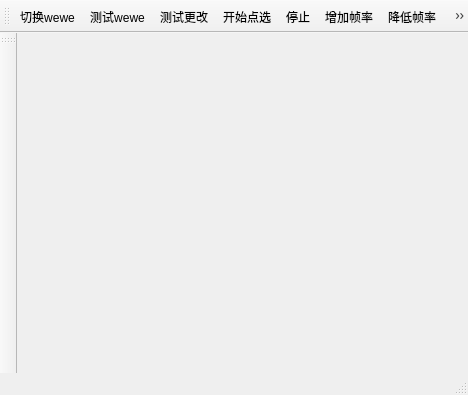
MJYCo-Ltd/Map, file LoadMap/mainwindow.ui: the form before one commit.
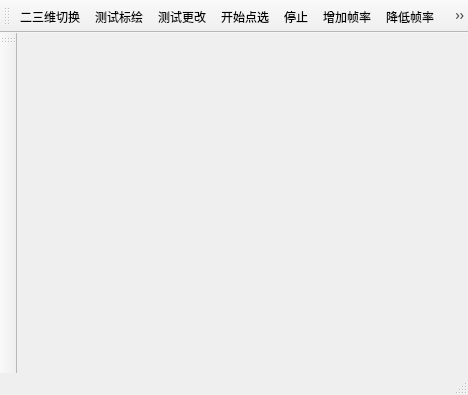
The form after the commit.

```diff
--- a/LoadMap/mainwindow.ui
+++ b/LoadMap/mainwindow.ui
@@ -54,7 +54,7 @@
   </widget>
   <action name="actionchange">
    <property name="text">
-    <string>切换wewe</string>
+    <string>二三维切换</string>
    </property>
    <property name="toolTip">
     <string>切换wewe</string>
@@ -62,7 +62,7 @@
   </action>
   <action name="action">
    <property name="text">
-    <string>测试wewe</string>
+    <string>测试标绘</string>
    </property>
    <property name="toolTip">
     <string>测试wewe</string>
```
Left out of the diff: 4 changed lines with no effect on the pictures.
